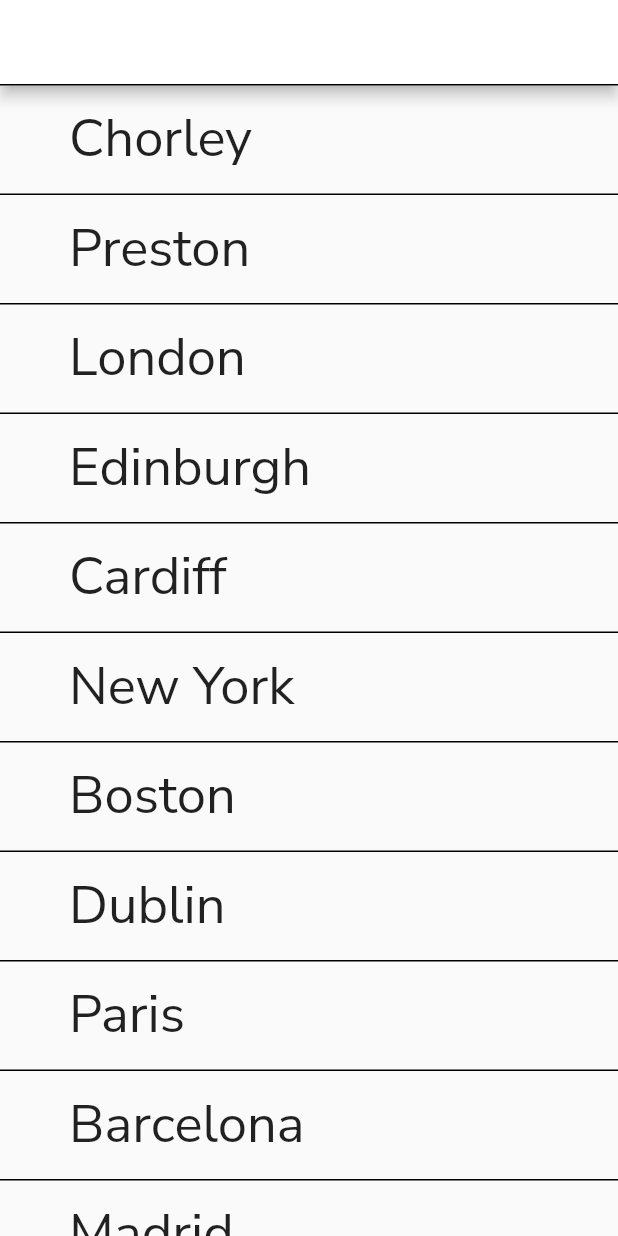
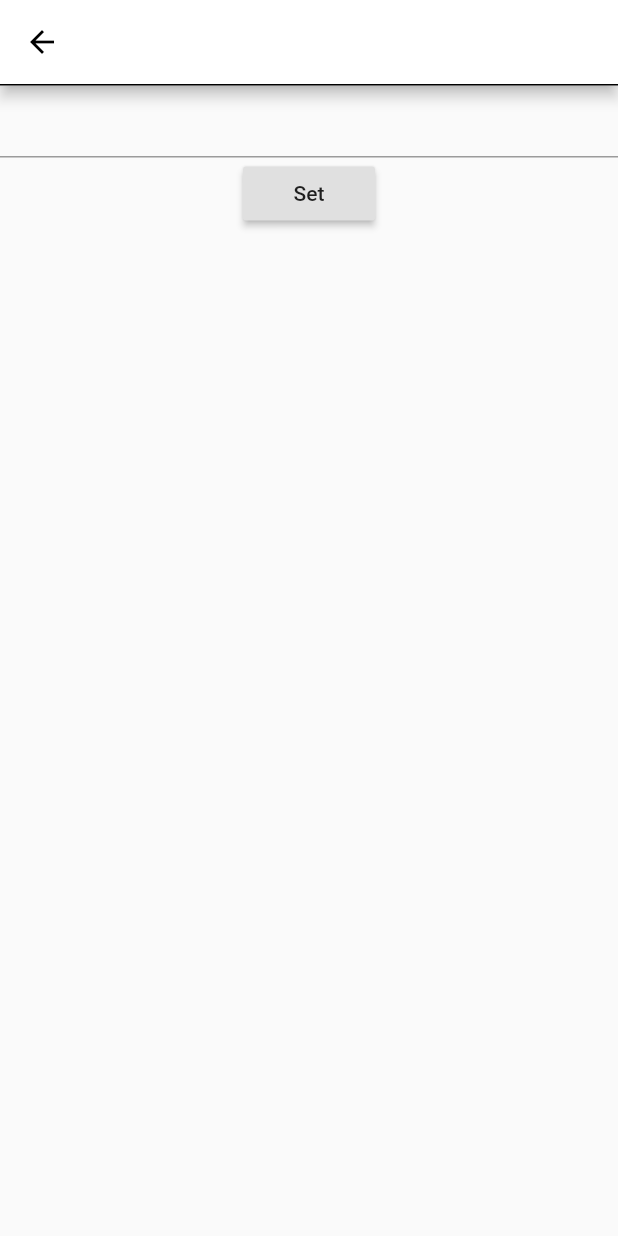
Before and after one commit to LCragg/WeatherApp_Assignment_CO2509, a Flutter app: the Locations screen opened directly, on a phone screen of 412 x 824 dp. Run offline on Flutter 3.47's test engine with Material 2 defaults, Android fonts, the phone set to English and light mode, and no system bars; our stand-ins replace adaptive_theme, flutter_svg, get, google_fonts; missing offline and left inert: dart:html.

Commit message:
Tidy & removal of unnecessary code and packages

```diff
--- a/lib/Screens/Locations.dart
+++ b/lib/Screens/Locations.dart
@@ -1,11 +1,10 @@
-import 'dart:ui';
-
-import 'package:flutterweatherui/main.dart';
+// ignore_for_file: deprecated_member_use
+import 'Weather_app.dart';
+import 'package:flutterweatherui/Screens/Weather_app.dart';
 import 'package:flutter/material.dart';
 import 'package:google_fonts/google_fonts.dart';
 
 class Locations extends StatefulWidget {
-  Locations({Key? key}) : super(key: key);
   @override
   AllLocations createState() => AllLocations();
 }
@@ -44,10 +43,12 @@ class AllLocations extends State<Locations> {
     'Oslo',
     'Tokyo'
   ];
+  String value = '';
   @override
   Widget build(BuildContext context) {
     return Scaffold(
       appBar: AppBar(
+        foregroundColor: Colors.black,
         title: Padding(
           padding: EdgeInsets.fromLTRB(380, 40, 0, 40),
           child: Text(
@@ -63,7 +64,24 @@ class AllLocations extends State<Locations> {
             ),
             preferredSize: Size.fromHeight(1)),
       ),
-      body: ListView.builder(
+      body: Column(
+        children: <Widget>[
+          TextField(
+            onChanged: (text) {
+              value = text;
+            },
+          ),
+          RaisedButton(
+            onPressed: () {
+              Navigator.of(context).push(MaterialPageRoute(
+                builder: (context) => MainWeatherApp(currentcity: value),
+              ));
+            },
+            child: Text("Set"),
+          ),
+        ],
+      ),
+      /*ListView.builder(
           itemCount: listlocations.length,
           itemBuilder: (context, index) {
             return Container(
@@ -74,43 +92,30 @@ class AllLocations extends State<Locations> {
                 padding: EdgeInsets.fromLTRB(30, 8, 0, 8),
                 child: ListTile(
                   title: Text(
+                    "Melbourne",
+                    style: GoogleFonts.nunitoSans(fontSize: 35),
+                  ),
+                  onTap: () {
+                    var route = new MaterialPageRoute(
+                      builder: (BuildContext context) =>
+                          new MainWeatherApp(currentcity: string1),
+                    );
+                  },
+                ),
+              ),
+              /*
+              child: Padding(
+                padding: EdgeInsets.fromLTRB(30, 8, 0, 8),
+                child: ListTile(
+                  title: Text(
                     listlocations[index],
                     style: GoogleFonts.nunitoSans(fontSize: 35),
                   ),
+                  onTap: () {},
                 ),
-              ),
+              ),*/
             );
-          }
-          /*(children: const <Widget>[
-        Padding(
-          padding: EdgeInsets.all(16.0),
-          child: ListTile(
-            title: Text(
-              "Chorley",
-              style: TextStyle(fontSize: 25),
-            ),
-          ),
-        ),
-        Padding(
-          padding: EdgeInsets.all(16.0),
-          child: ListTile(
-            title: Text(
-              "Preston",
-              style: TextStyle(fontSize: 25),
-            ),
-          ),
-        ),
-        Padding(
-          padding: EdgeInsets.all(16.0),
-          child: ListTile(
-            title: Text(
-              "London",
-              style: TextStyle(fontSize: 25),
-            ),
-          ),
-        ),
-      ]),*/
-          ),
+          }),*/
     );
   }
 }
```
